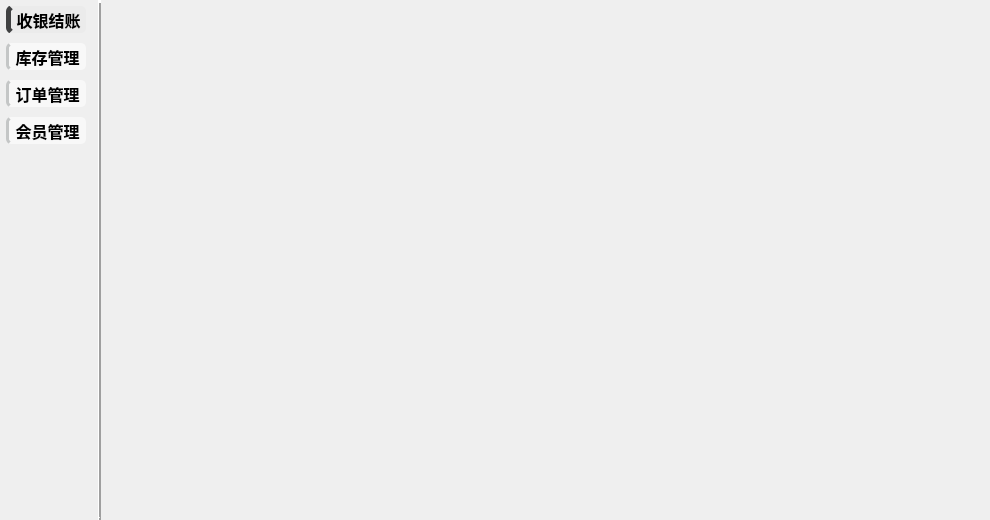
Old version of the form view/page/pagemain.ui in the repository ylxcvvan/Supermarket-Commodity-Management-System.
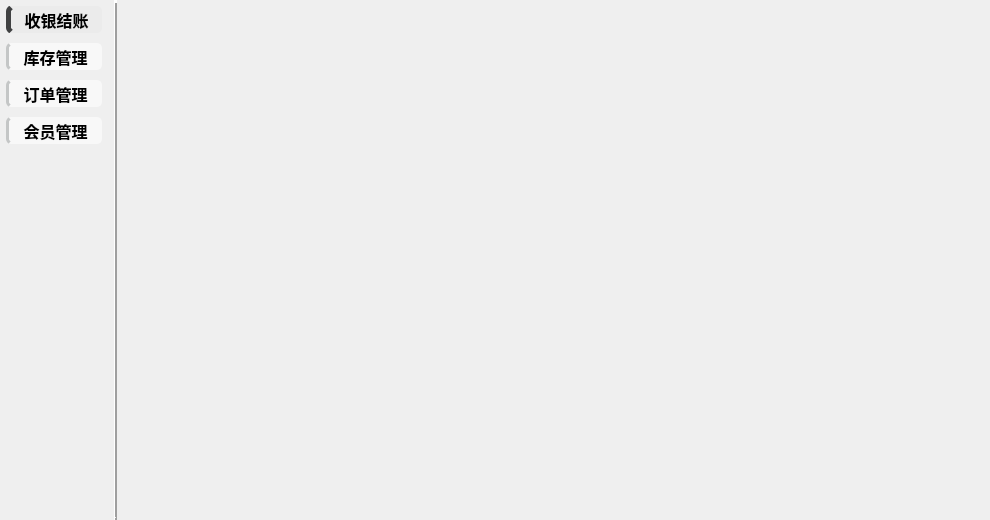
New version of the form. Icons and pictures are not drawn. Custom widgets are drawn as their Qt base class.

```diff
--- a/view/page/pagemain.ui
+++ b/view/page/pagemain.ui
@@ -13,7 +13,7 @@
   <property name="windowTitle">
    <string>Form</string>
   </property>
-  <layout class="QHBoxLayout" name="horizontalLayout" stretch="0,0,8">
+  <layout class="QHBoxLayout" name="horizontalLayout" stretch="1,0,8">
    <property name="leftMargin">
     <number>0</number>
    </property>
@@ -46,7 +46,7 @@
      <item>
       <widget class="QToolButton" name="toolButtonCashier">
        <property name="sizePolicy">
-        <sizepolicy hsizetype="Preferred" vsizetype="Preferred">
+        <sizepolicy hsizetype="Expanding" vsizetype="Preferred">
          <horstretch>0</horstretch>
          <verstretch>0</verstretch>
         </sizepolicy>
@@ -119,7 +119,7 @@
      <item>
       <widget class="QToolButton" name="toolButtonInventory">
        <property name="sizePolicy">
-        <sizepolicy hsizetype="Preferred" vsizetype="Preferred">
+        <sizepolicy hsizetype="Expanding" vsizetype="Preferred">
          <horstretch>0</horstretch>
          <verstretch>0</verstretch>
         </sizepolicy>
@@ -184,7 +184,7 @@
      <item>
       <widget class="QToolButton" name="toolButtonOrder">
        <property name="sizePolicy">
-        <sizepolicy hsizetype="Preferred" vsizetype="Preferred">
+        <sizepolicy hsizetype="Expanding" vsizetype="Preferred">
          <horstretch>0</horstretch>
          <verstretch>0</verstretch>
         </sizepolicy>
@@ -249,7 +249,7 @@
      <item>
       <widget class="QToolButton" name="toolButtonVip">
        <property name="sizePolicy">
-        <sizepolicy hsizetype="Preferred" vsizetype="Preferred">
+        <sizepolicy hsizetype="Expanding" vsizetype="Preferred">
          <horstretch>0</horstretch>
          <verstretch>0</verstretch>
         </sizepolicy>
@@ -347,6 +347,13 @@
    </item>
   </layout>
  </widget>
+ <customwidgets>
+  <customwidget>
+   <class>ResizableIconButton</class>
+   <extends>QToolButton</extends>
+   <header>view/page/resizableiconbutton.h</header>
+  </customwidget>
+ </customwidgets>
  <resources>
   <include location="../../images.qrc"/>
  </resources>
```
Left out of the diff: 8 changed lines with no effect on the pictures.
